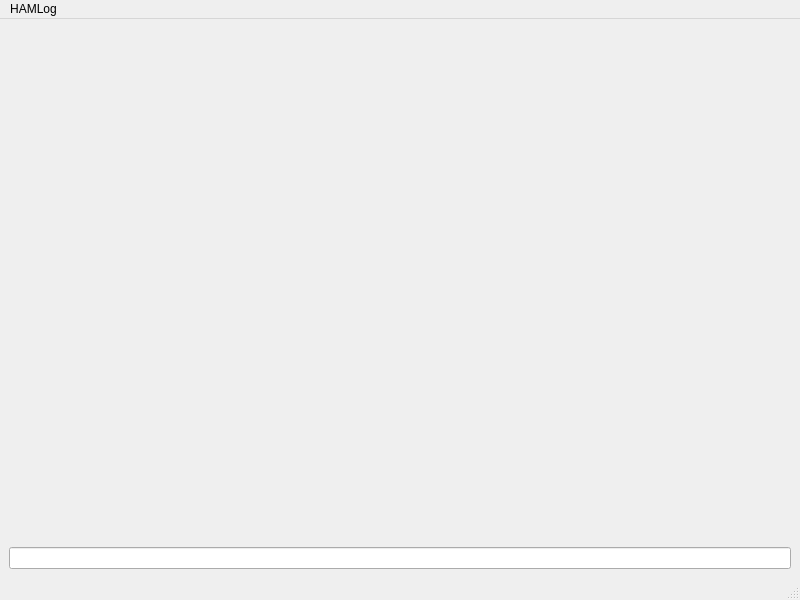
The window that ui/qt/mainwindow.ui (jankaluza/hamlog) describes before a commit, drawn with Qt 5.
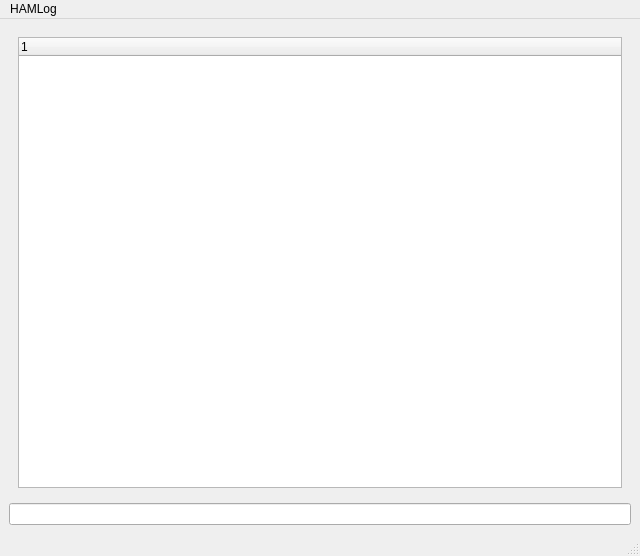
The same window after the commit. The open tabs and pages were chosen to show the change.

Commit message: Show fetched logbook in UI

```diff
--- a/ui/qt/mainwindow.ui
+++ b/ui/qt/mainwindow.ui
@@ -6,8 +6,8 @@
    <rect>
     <x>0</x>
     <y>0</y>
-    <width>800</width>
-    <height>600</height>
+    <width>640</width>
+    <height>556</height>
    </rect>
   </property>
   <property name="windowTitle">
@@ -169,7 +169,13 @@
         </item>
        </layout>
       </widget>
-      <widget class="QWidget" name="page_2"/>
+      <widget class="QWidget" name="page_2">
+       <layout class="QGridLayout" name="gridLayout_4">
+        <item row="0" column="0">
+         <widget class="QTreeWidget" name="logbook"/>
+        </item>
+       </layout>
+      </widget>
      </widget>
     </item>
    </layout>
@@ -179,7 +185,7 @@
     <rect>
      <x>0</x>
      <y>0</y>
-     <width>800</width>
+     <width>640</width>
      <height>23</height>
     </rect>
    </property>
```
Left out of the diff: 3 changed lines with no effect on the pictures. The commit also changes 6 other files.
